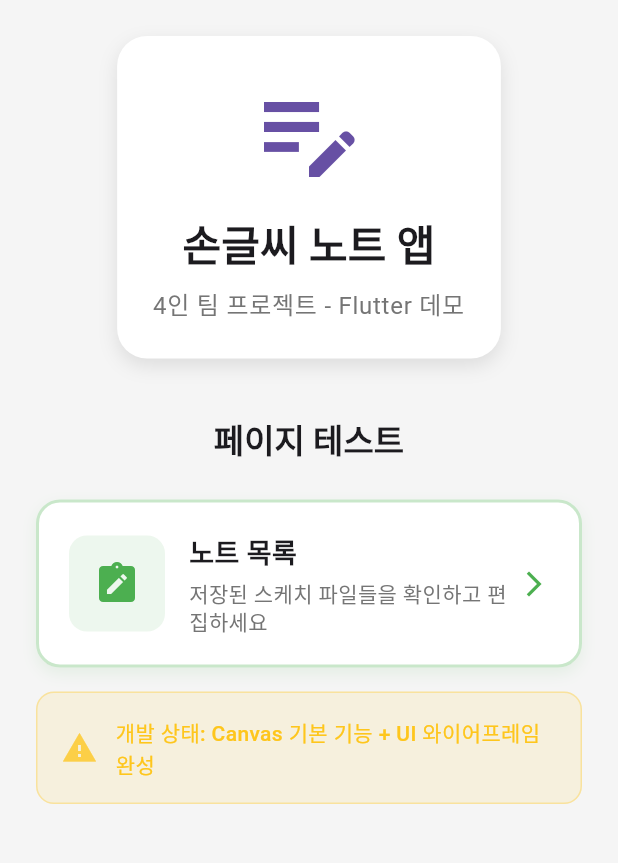
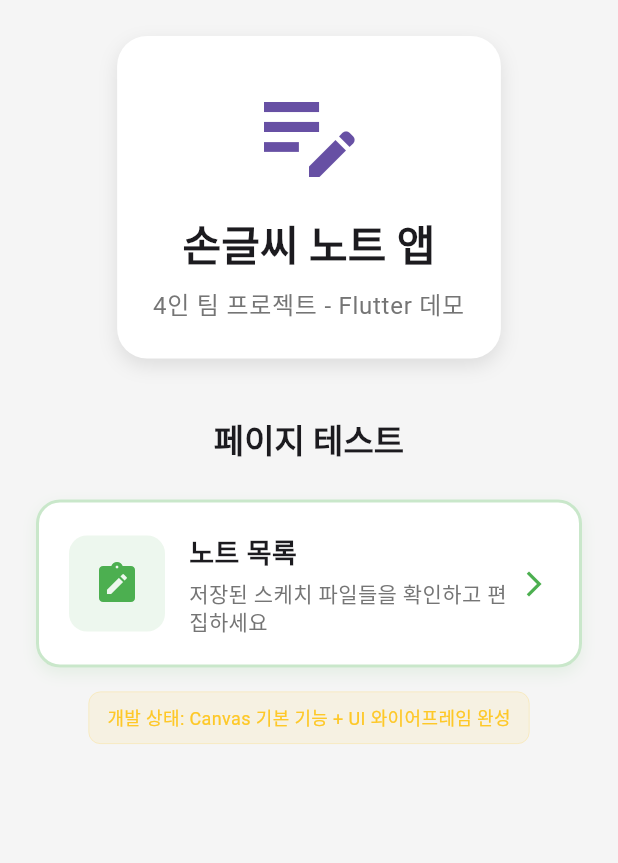
Before and after one commit to tryCatchPing/it-contest, a Flutter app: the screen it shows after launch, on a phone screen of 412 x 824 dp, the part 84-947 px from its top. Run offline on Flutter 3.47's test engine with Material 3 defaults, Android fonts, the phone set to English and light mode, and no system bars; our stand-ins replace file_picker, go_router; missing offline and left inert: pdfx, scribble.

Commit message:
feat(ui): UI 컴포넌트 최적화 및 반응형 설계 기반 구축
🎨 **InfoCard 컴팩트화:**
- 패딩 축소: 16px → 8px (세로/가로)
- 폰트 크기 축소: 14px → 12px
- 폰트 굵기 경량화: w500 → w400
- 아이콘 제거로 텍스트 중심 디자인
- 투명도 조정으로 더 은은한 배경 (alpha: 0.1 → 0.08)

📐 **반응형 디자인 인프라:**
- Breakpoints 상수 클래스 추가 (Material Design 3 기준)
- 모바일(600px), 태블릿(1024px), 데스크탑 분기점 정의
- 헬퍼 메서드로 화면 크기별 판단 로직 제공

⚙️ **개발 환경 구성:**
- Claude Code 설정 파일 추가
- 프로젝트 컨텍스트 및 개발 히스토리 관리

💡 **공간 효율성 개선:**
- 컴포넌트 크기 최소화로 더 많은 컨텐츠 영역 확보
- 모바일 환경에서의 가독성과 공간 활용 균형 최적화

📱 Generated with [Claude Code](https://claude.ai/code)

Co-Authored-By: Claude <noreply@anthropic.com>

```diff
--- /dev/null
+++ b/lib/shared/constants/breakpoints.dart
@@ -0,0 +1,25 @@
+/// 📱 반응형 디자인을 위한 브레이크포인트 상수
+///
+/// Material Design 3 브레이크포인트 기준
+class Breakpoints {
+  // 인스턴스 생성 방지
+  Breakpoints._();
+
+  /// 모바일 최대 너비 (600px 미만)
+  static const double mobile = 600;
+
+  /// 태블릿 최대 너비 (1024px 미만)
+  static const double tablet = 1024;
+
+  /// 데스크탑 (1024px 이상)
+  static const double desktop = 1024;
+
+  /// 현재 화면이 모바일인지 확인
+  static bool isMobile(double width) => width < mobile;
+
+  /// 현재 화면이 태블릿인지 확인
+  static bool isTablet(double width) => width >= mobile && width < desktop;
+
+  /// 현재 화면이 데스크탑인지 확인
+  static bool isDesktop(double width) => width >= desktop;
+}
--- a/lib/shared/widgets/info_card.dart
+++ b/lib/shared/widgets/info_card.dart
@@ -50,36 +50,24 @@ class InfoCard extends StatelessWidget {
   @override
   Widget build(BuildContext context) {
     final effectiveBackgroundColor =
-        backgroundColor ?? color.withValues(alpha: 0.1);
-    final effectiveBorderColor = borderColor ?? color.withValues(alpha: 0.3);
-    final effectiveTextColor = color.withValues(alpha: 0.9);
-    final effectiveIconColor = color.withValues(alpha: 0.7);
+        backgroundColor ?? color.withValues(alpha: 0.08);
+    final effectiveBorderColor = borderColor ?? color.withValues(alpha: 0.2);
+    final effectiveTextColor = color.withValues(alpha: 0.85);
 
     return Container(
-      padding: const EdgeInsets.all(16),
+      padding: const EdgeInsets.symmetric(horizontal: 12, vertical: 8),
       decoration: BoxDecoration(
         color: effectiveBackgroundColor,
-        borderRadius: BorderRadius.circular(12),
-        border: Border.all(color: effectiveBorderColor),
+        borderRadius: BorderRadius.circular(8),
+        border: Border.all(color: effectiveBorderColor, width: 0.5),
       ),
-      child: Row(
-        children: [
-          Icon(
-            icon,
-            color: effectiveIconColor,
-          ),
-          const SizedBox(width: 12),
-          Expanded(
-            child: Text(
-              message,
-              style: TextStyle(
-                fontSize: 14,
-                color: effectiveTextColor,
-                fontWeight: FontWeight.w500,
-              ),
-            ),
-          ),
-        ],
+      child: Text(
+        message,
+        style: TextStyle(
+          fontSize: 12,
+          color: effectiveTextColor,
+          fontWeight: FontWeight.w400,
+        ),
       ),
     );
   }
```
Also changed, not shown: .claude/settings.local.json (added), 1 other file.
